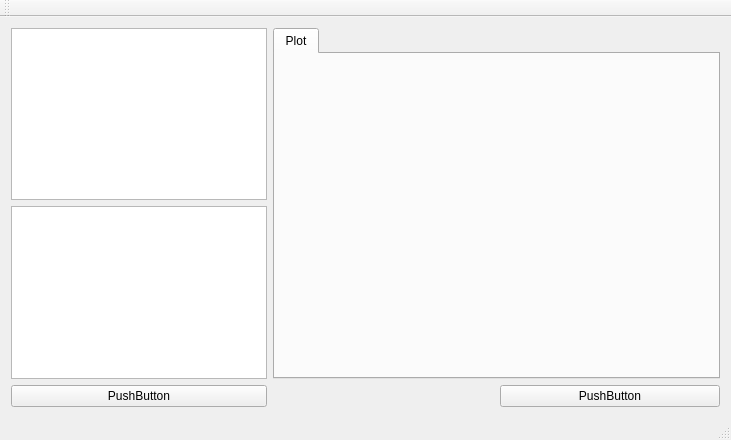
Qt form forms/mainwindow.ui (m-kalkowski/svm-multiclass-learner) before a commit.
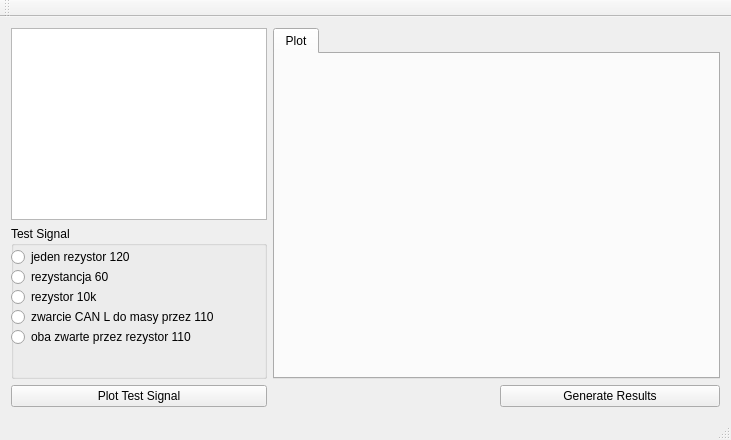
The same form after that commit. Custom widgets are drawn as their Qt base class.

Commit message: add test label plotting

```diff
--- a/forms/mainwindow.ui
+++ b/forms/mainwindow.ui
@@ -15,40 +15,6 @@
   </property>
   <widget class="QWidget" name="centralWidget">
    <layout class="QGridLayout" name="gridLayout">
-    <item row="3" column="2">
-     <widget class="QPushButton" name="pushButton">
-      <property name="text">
-       <string>PushButton</string>
-      </property>
-     </widget>
-    </item>
-    <item row="0" column="0">
-     <widget class="QListWidget" name="features">
-      <property name="sizePolicy">
-       <sizepolicy hsizetype="Fixed" vsizetype="Expanding">
-        <horstretch>0</horstretch>
-        <verstretch>0</verstretch>
-       </sizepolicy>
-      </property>
-     </widget>
-    </item>
-    <item row="3" column="0">
-     <widget class="QPushButton" name="pushButton_3">
-      <property name="text">
-       <string>PushButton</string>
-      </property>
-     </widget>
-    </item>
-    <item row="1" column="0">
-     <widget class="QListWidget" name="listWidget_2">
-      <property name="sizePolicy">
-       <sizepolicy hsizetype="Fixed" vsizetype="Expanding">
-        <horstretch>0</horstretch>
-        <verstretch>0</verstretch>
-       </sizepolicy>
-      </property>
-     </widget>
-    </item>
     <item row="0" column="1" rowspan="2" colspan="2">
      <widget class="QTabWidget" name="tabWidget">
       <property name="currentIndex">
@@ -61,6 +27,108 @@
       </widget>
      </widget>
     </item>
+    <item row="3" column="0">
+     <widget class="QPushButton" name="plotTestButton">
+      <property name="text">
+       <string>Plot Test Signal</string>
+      </property>
+     </widget>
+    </item>
+    <item row="3" column="2">
+     <widget class="QPushButton" name="generateResultsButton">
+      <property name="text">
+       <string>Generate Results</string>
+      </property>
+     </widget>
+    </item>
+    <item row="0" column="0">
+     <widget class="QListWidget" name="features">
+      <property name="sizePolicy">
+       <sizepolicy hsizetype="Fixed" vsizetype="Minimum">
+        <horstretch>0</horstretch>
+        <verstretch>0</verstretch>
+       </sizepolicy>
+      </property>
+     </widget>
+    </item>
+    <item row="1" column="0">
+     <widget class="QGroupBox" name="randomSignal">
+      <property name="title">
+       <string>Test Signal</string>
+      </property>
+      <property name="flat">
+       <bool>true</bool>
+      </property>
+      <property name="checkable">
+       <bool>false</bool>
+      </property>
+      <widget class="QRadioButton" name="rb1">
+       <property name="geometry">
+        <rect>
+         <x>0</x>
+         <y>20</y>
+         <width>241</width>
+         <height>22</height>
+        </rect>
+       </property>
+       <property name="text">
+        <string>jeden rezystor 120</string>
+       </property>
+      </widget>
+      <widget class="QRadioButton" name="rb2">
+       <property name="geometry">
+        <rect>
+         <x>0</x>
+         <y>40</y>
+         <width>221</width>
+         <height>22</height>
+        </rect>
+       </property>
+       <property name="text">
+        <string>rezystancja 60</string>
+       </property>
+      </widget>
+      <widget class="QRadioButton" name="rb3">
+       <property name="geometry">
+        <rect>
+         <x>0</x>
+         <y>60</y>
+         <width>141</width>
+         <height>22</height>
+        </rect>
+       </property>
+       <property name="text">
+        <string>rezystor 10k</string>
+       </property>
+      </widget>
+      <widget class="QRadioButton" name="rb4">
+       <property name="geometry">
+        <rect>
+         <x>0</x>
+         <y>80</y>
+         <width>251</width>
+         <height>22</height>
+        </rect>
+       </property>
+       <property name="text">
+        <string>zwarcie CAN L do masy przez 110</string>
+       </property>
+      </widget>
+      <widget class="QRadioButton" name="rb5">
+       <property name="geometry">
+        <rect>
+         <x>0</x>
+         <y>100</y>
+         <width>251</width>
+         <height>22</height>
+        </rect>
+       </property>
+       <property name="text">
+        <string>oba zwarte przez rezystor 110</string>
+       </property>
+      </widget>
+     </widget>
+    </item>
    </layout>
   </widget>
   <widget class="QMenuBar" name="menuBar">
```
The commit also changes 4 other files.
